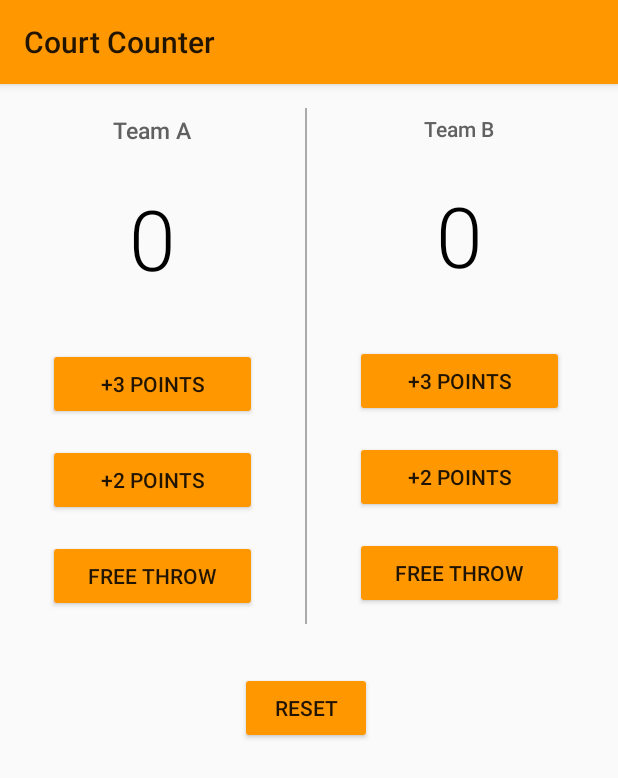
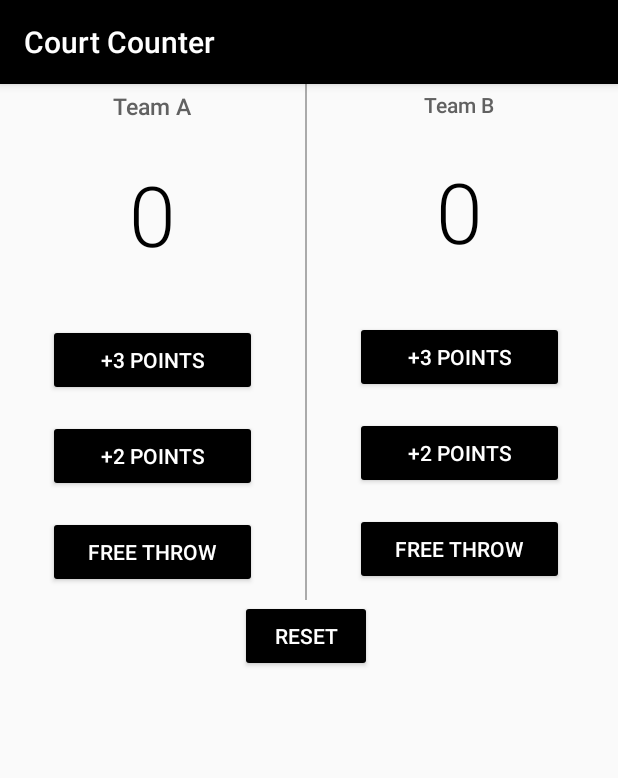
Before and after one commit to krishrahul98/CourtCounter, an Android app: the screen it shows after launch (MainActivity), on a phone screen of 412 x 824 dp. Shown: the top 778 px of the screen. Run offline under Robolectric (Android 15) with nearby library versions, the phone set to English and light mode, and no system bars; our stand-ins replace ButterKnife.

Commit message:
ButterKnife Introduced and color updated

```diff
--- a/app/build.gradle
+++ b/app/build.gradle
@@ -4,7 +4,7 @@ android {
     compileSdkVersion 26
     defaultConfig {
         applicationId "com.example.android.courtcounter"
-        minSdkVersion 15
+        minSdkVersion 16
         targetSdkVersion 26
         versionCode 1
         versionName "1.0"
@@ -21,8 +21,9 @@ android {
 dependencies {
     implementation fileTree(dir: 'libs', include: ['*.jar'])
     implementation 'com.android.support:appcompat-v7:26.1.0'
-    implementation 'com.android.support.constraint:constraint-layout:1.0.2'
     testImplementation 'junit:junit:4.12'
     androidTestImplementation 'com.android.support.test:runner:1.0.1'
     androidTestImplementation 'com.android.support.test.espresso:espresso-core:3.0.1'
+    implementation 'com.jakewharton:butterknife:8.8.1'
+    annotationProcessor 'com.jakewharton:butterknife-compiler:8.8.1'
 }
--- a/app/src/main/java/com/example/android/courtcounter/MainActivity.java
+++ b/app/src/main/java/com/example/android/courtcounter/MainActivity.java
@@ -1,20 +1,28 @@
 package com.example.android.courtcounter;
-import android.content.res.Configuration;
+
 import android.support.v7.app.AppCompatActivity;
 import android.os.Bundle;
 import android.view.View;
 import android.widget.TextView;
-import android.widget.Toast;
+
+import butterknife.BindView;
+import butterknife.ButterKnife;
 
 public class MainActivity extends AppCompatActivity {
-    int scoreForTeamA, scoreForTeamB;
-    private TextView scoreViewA;
-    private TextView scoreViewB;
+    int scoreForTeamA;
+    int scoreForTeamB;
+    @BindView(R.id.team_a_score)
+    TextView scoreViewA;
+    @BindView(R.id.team_b_score)
+    TextView scoreViewB;
+
 
     @Override
     protected void onCreate(Bundle savedInstanceState) {
         super.onCreate(savedInstanceState);
         setContentView(R.layout.activity_main);
+        //ButterKnife View Binding
+        ButterKnife.bind(this);
     }
     public void increaseBy3ForA(View view) {
         scoreForTeamA += 3;
@@ -54,12 +62,10 @@ public class MainActivity extends AppCompatActivity {
     }
 
     public void displayForTeamA(int score) {
-        scoreViewA= (TextView) findViewById(R.id.team_a_score);
         scoreViewA.setText(String.valueOf(score));
     }
 
     public void displayForTeamB(int score) {
-        scoreViewB = (TextView) findViewById(R.id.team_b_score);
         scoreViewB.setText(String.valueOf(score));
     }
 }
--- a/app/src/main/res/layout/activity_main.xml
+++ b/app/src/main/res/layout/activity_main.xml
@@ -5,23 +5,19 @@
     android:layout_height="match_parent"
     android:fillViewport="true"
     android:scrollbarStyle="insideInset"
-    android:scrollbars="vertical">
+    android:scrollbars="vertical"
+    tools:context="com.example.android.courtcounter.MainActivity">
+
     <LinearLayout
         android:layout_width="match_parent"
-    android:layout_height="match_parent"
-    android:orientation="vertical">
-    <RelativeLayout
-        android:layout_width="match_parent"
         android:layout_height="wrap_content"
-        android:layout_marginBottom="32dp"
-        android:layout_marginTop="16dp"
         android:orientation="vertical">
 
         <LinearLayout
             android:layout_width="match_parent"
             android:layout_height="wrap_content"
-            android:orientation="horizontal"
-            android:baselineAligned="false">
+            android:baselineAligned="false"
+            android:orientation="horizontal">
 
             <LinearLayout
                 android:layout_width="0dp"
@@ -29,8 +25,7 @@
                 android:layout_marginLeft="24dp"
                 android:layout_marginRight="24dp"
                 android:layout_weight="1"
-                android:orientation="vertical"
-                tools:context="com.example.android.courtcounter.MainActivity">
+                android:orientation="vertical">
 
                 <TextView
                     android:layout_width="match_parent"
@@ -39,7 +34,7 @@
                     android:fontFamily="sans-serif-medium"
                     android:gravity="center_horizontal"
                     android:padding="4dp"
-                    android:text="Team A"
+                    android:text="@string/Team_a"
                     android:textColor="#616161"
                     android:textSize="15sp" />
 
@@ -51,7 +46,7 @@
                     android:fontFamily="sans-serif-light"
                     android:gravity="center_horizontal"
                     android:padding="4dp"
-                    android:text="0"
+                    android:text="@string/zero"
                     android:textColor="#000000"
                     android:textSize="56sp" />
 
@@ -61,7 +56,7 @@
                     android:layout_margin="8dp"
                     android:layout_marginBottom="8dp"
                     android:onClick="increaseBy3ForA"
-                    android:text="+3 Points" />
+                    android:text="@string/plus_three" />
 
                 <Button
                     android:layout_width="match_parent"
@@ -69,14 +64,14 @@
                     android:layout_margin="8dp"
                     android:layout_marginBottom="8dp"
                     android:onClick="increaseBy2ForA"
-                    android:text="+2 Points" />
+                    android:text="@string/plus_two" />
 
                 <Button
                     android:layout_width="match_parent"
                     android:layout_height="wrap_content"
                     android:layout_margin="8dp"
                     android:onClick="freeThrowForA"
-                    android:text="Free Throw" />
+                    android:text="@string/free_throw" />
 
 
             </LinearLayout>
@@ -102,7 +97,7 @@
                     android:fontFamily="sans-serif-medium"
                     android:gravity="center_horizontal"
                     android:padding="4dp"
-                    android:text="Team B"
+                    android:text="@string/team_b"
                     android:textColor="#616161"
                     android:textSize="14sp" />
 
@@ -114,7 +109,7 @@
                     android:fontFamily="sans-serif-light"
                     android:gravity="center_horizontal"
                     android:padding="4dp"
-                    android:text="0"
+                    android:text="@string/zero"
                     android:textColor="#000000"
                     android:textSize="56sp" />
 
@@ -124,7 +119,7 @@
                     android:layout_margin="8dp"
                     android:layout_marginBottom="8dp"
                     android:onClick="increaseBy3ForB"
-                    android:text="+3 Points" />
+                    android:text="@string/plus_three" />
 
                 <Button
                     android:layout_width="match_parent"
@@ -132,32 +127,32 @@
                     android:layout_margin="8dp"
                     android:layout_marginBottom="8dp"
                     android:onClick="increaseBy2ForB"
-                    android:text="+2 Points" />
+                    android:text="@string/plus_two" />
 
                 <Button
                     android:layout_width="match_parent"
                     android:layout_height="wrap_content"
                     android:layout_margin="8dp"
                     android:onClick="freeThrowForB"
-                    android:text="Free Throw" />
+                    android:text="@string/free_throw" />
 
 
             </LinearLayout>
         </LinearLayout>
 
-
-
-    </RelativeLayout><RelativeLayout
+        <RelativeLayout
             android:layout_width="match_parent"
             android:layout_height="wrap_content">
 
             <Button
                 android:layout_width="wrap_content"
                 android:layout_height="wrap_content"
-        android:layout_alignParentTop="true"
                 android:layout_centerHorizontal="true"
                 android:layout_gravity="center"
+                android:layout_marginBottom="32dp"
                 android:onClick="reset"
-        android:text="Reset"
-        android:textAllCaps="true" /></RelativeLayout></LinearLayout>
+                android:text="@string/reset"
+                android:textAllCaps="true" />
+        </RelativeLayout>
+    </LinearLayout>
 </ScrollView>
--- a/app/src/main/res/values/strings.xml
+++ b/app/src/main/res/values/strings.xml
@@ -1,3 +1,10 @@
 <resources>
     <string name="app_name">Court Counter</string>
+    <string name="reset">Reset</string>
+    <string name="plus_three">+3 Points</string>
+    <string name="plus_two">+2 Points</string>
+    <string name="free_throw">Free Throw</string>
+    <string name="Team_a">Team A</string>
+    <string name="team_b">Team B</string>
+    <string name="zero">0</string>
 </resources>
--- a/app/src/main/res/values/styles.xml
+++ b/app/src/main/res/values/styles.xml
@@ -1,9 +1,10 @@
 <resources>
     <!-- Base application theme. -->
-    <style name="AppTheme" parent="Theme.AppCompat.Light">
+    <style name="AppTheme" parent="Theme.AppCompat.Light.DarkActionBar">
         <!-- Primary theme color of the app (sets background color of app bar) -->
-        <item name="colorPrimary">#FF9800</item>
+        <item name="colorPrimary">#000000</item>
         <!-- Background color of buttons in the app -->
-        <item name="colorButtonNormal">#FF9800</item>
+        <item name="colorButtonNormal">#000000</item>
+        <item name="android:textColor">#ffffff</item>
     </style>
 </resources>
--- a/build.gradle
+++ b/build.gradle
@@ -7,7 +7,7 @@ buildscript {
         jcenter()
     }
     dependencies {
-        classpath 'com.android.tools.build:gradle:3.0.1'
+        classpath 'com.android.tools.build:gradle:3.1.3'
 
 
         // NOTE: Do not place your application dependencies here; they belong
```
Also changed, not shown: gradle/wrapper/gradle-wrapper.properties, 3 other files. Lines whose indentation alone changed are shown as unchanged.
